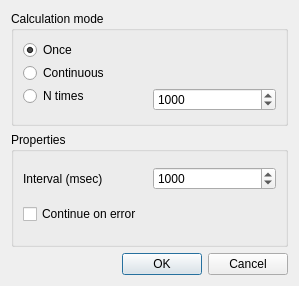
The window that core/dialogcalculation.ui (ipsusila/radenv) describes before a commit, drawn with Qt 5.
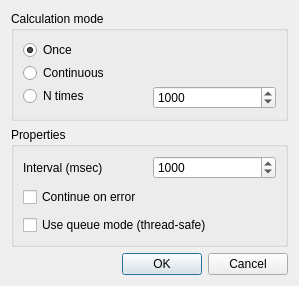
The same window after the commit.

Commit message: Sanitizing code, check build in Windows 7, Qt 5.2.1. Several compatibility macro for Qt4 and Qt5 was added.

```diff
--- a/core/dialogcalculation.ui
+++ b/core/dialogcalculation.ui
@@ -98,6 +98,13 @@
         </property>
        </widget>
       </item>
+      <item row="2" column="0" colspan="2">
+       <widget class="QCheckBox" name="chkQueueMode">
+        <property name="text">
+         <string>Use queue mode (thread-safe)</string>
+        </property>
+       </widget>
+      </item>
       <item row="1" column="0" colspan="2">
        <widget class="QCheckBox" name="chkContinueOnError">
         <property name="minimumSize">
```
Left out of the diff: 1 changed line with no effect on the pictures. The commit also changes 46 other files.
